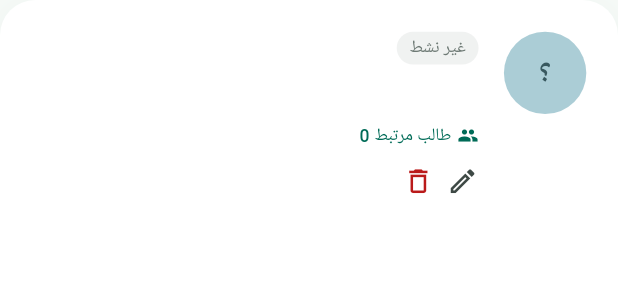
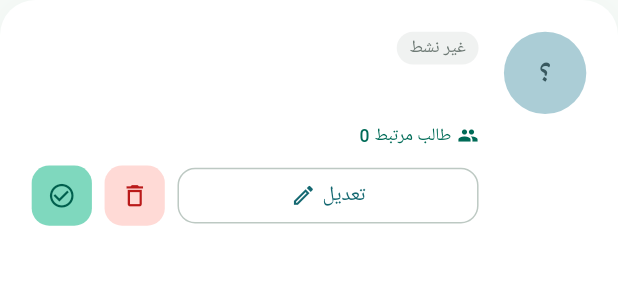
Before and after one commit to fareschikhi/taqwa-app, a Flutter app: the _ParentCard widget shown alone on an empty page, opened directly with empty values, on a phone screen of 412 x 824 dp. Shown: the top 300 px of the screen. Run offline on Flutter 3.47's test engine with Material 3 defaults, Android fonts, the phone set to English and light mode, and no system bars; our stand-ins replace dio, flutter_riverpod, flutter_screenutil, flutter_secure_storage, google_fonts, image_picker; accounts and stored records are empty; network calls fail; Roboto replaces fonts that are missing (Cairo, Tajawal).

Commit message:
feat(admin): give the parents card the shared action row

```diff
--- a/taqwa/lib/features/admin/presentation/pages/parents_management_page.dart
+++ b/taqwa/lib/features/admin/presentation/pages/parents_management_page.dart
@@ -7,8 +7,10 @@ import '../../../../core/widgets/search_bar_widget.dart';
 import '../../../../core/widgets/app_button.dart';
 import '../../../../core/widgets/avatar_widget.dart';
 import '../../../../core/widgets/confirm_delete_dialog.dart';
+import 'package:taqwa/core/widgets/card_action_row.dart';
 import '../../../../features/data/models/parent/parent_model.dart';
 import '../../../../features/data/repositories/parent_repository.dart';
+import '../../../../features/data/repositories/user_repository.dart';
 import '../../../shared/presentation/pages/parent_form_page.dart';
 import '../admin_shell.dart';
 
@@ -21,6 +23,7 @@ class ParentsManagementPage extends StatefulWidget {
 
 class _ParentsManagementPageState extends State<ParentsManagementPage> {
   final _repo = ParentRepository();
+  final _userRepo = UserRepository();
   final _searchController = TextEditingController();
   List<ParentModel> _parents = [];
   List<ParentModel> _filtered = [];
@@ -104,6 +107,22 @@ class _ParentsManagementPageState extends State<ParentsManagementPage> {
       ScaffoldMessenger.of(context).showSnackBar(
         SnackBar(content: Text(ParentRepository.errorMessage(e))),
       );
+    }
+  }
+
+  Future<void> _toggleStatus(ParentModel parent) async {
+    final userId = parent.userId;
+    if (userId == null) return;
+    final newStatus = !(parent.isActive ?? true);
+    try {
+      await _userRepo.setActive(userId, newStatus);
+      _load();
+    } catch (e) {
+      if (mounted) {
+        ScaffoldMessenger.of(context).showSnackBar(
+          SnackBar(content: Text(ParentRepository.errorMessage(e))),
+        );
+      }
     }
   }
 
@@ -221,8 +240,10 @@ class _ParentsManagementPageState extends State<ParentsManagementPage> {
                             separatorBuilder: (_, _) => SizedBox(height: 16.h),
                             itemBuilder: (_, i) => _ParentCard(
                               parent: _filtered[i],
+                              isActive: _filtered[i].isActive ?? true,
                               onEdit: () => _openForm(_filtered[i]),
                               onDelete: () => _deleteParent(_filtered[i].id!),
+                              onToggleActive: () => _toggleStatus(_filtered[i]),
                             ),
                           ),
               ),
@@ -237,18 +258,20 @@ class _ParentsManagementPageState extends State<ParentsManagementPage> {
 class _ParentCard extends StatelessWidget {
   const _ParentCard({
     required this.parent,
+    required this.isActive,
     required this.onEdit,
     required this.onDelete,
+    required this.onToggleActive,
   });
 
   final ParentModel parent;
+  final bool isActive;
   final VoidCallback onEdit;
   final VoidCallback onDelete;
+  final VoidCallback onToggleActive;
 
   @override
   Widget build(BuildContext context) {
-    final isActive = parent.isActive ?? true;
-
     return Container(
       decoration: BoxDecoration(
         color: AppColors.surfaceContainerLowest,
@@ -337,21 +360,11 @@ class _ParentCard extends StatelessWidget {
                   ],
                 ),
                 SizedBox(height: 12.h),
-                Row(
-                  mainAxisAlignment: MainAxisAlignment.end,
-                  children: [
-                    _SmallAction(
-                      icon: Icons.delete_outline,
-                      color: AppColors.error,
-                      onTap: onDelete,
-                    ),
-                    SizedBox(width: 8.w),
-                    _SmallAction(
-                      icon: Icons.edit_outlined,
-                      color: AppColors.onSurfaceVariant,
-                      onTap: onEdit,
-                    ),
-                  ],
+                CardActionRow(
+                  isActive: isActive,
+                  onToggleActive: onToggleActive,
+                  onDelete: onDelete,
+                  onEdit: onEdit,
                 ),
               ],
             ),
@@ -373,20 +386,3 @@ class _ParentCard extends StatelessWidget {
     );
   }
 }
-
-class _SmallAction extends StatelessWidget {
-  const _SmallAction({
-    required this.icon,
-    required this.color,
-    required this.onTap,
-  });
-  final IconData icon;
-  final Color color;
-  final VoidCallback onTap;
-
-  @override
-  Widget build(BuildContext context) => GestureDetector(
-    onTap: onTap,
-    child: Icon(icon, color: color, size: 20.w),
-  );
-}
```
